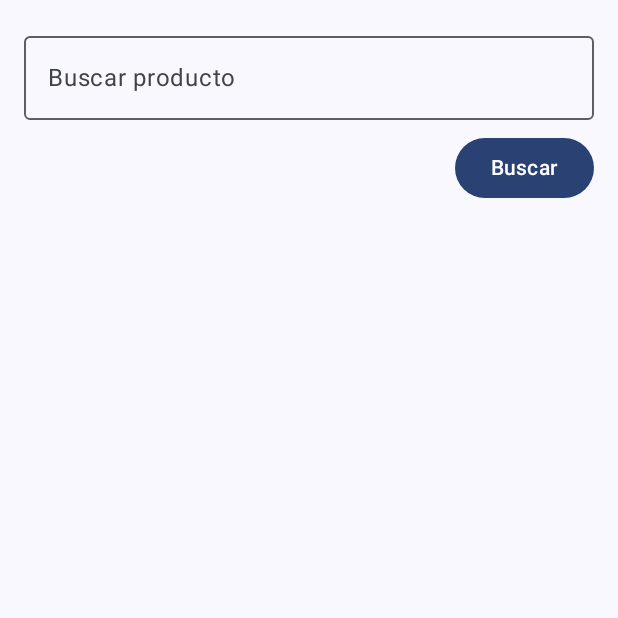
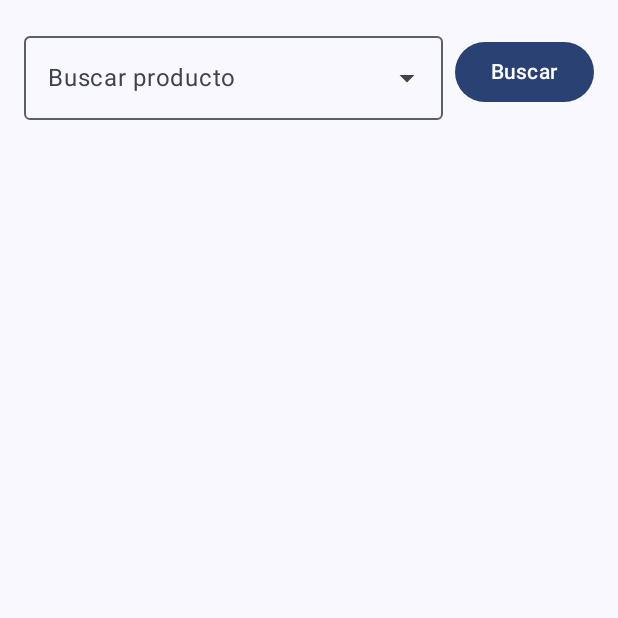
Before and after one commit to jazcprograming/gapsiChallenge, an Android app built with Jetpack Compose: the composable ProductScreen shown on its own in the app's theme, on a phone screen of 412 x 824 dp, the top half of it. Run offline under Robolectric (Android 15) with nearby library versions, the phone set to English and light mode, and no system bars; our stand-ins replace Dagger/Hilt's generated code; network calls fail; pictures from the network do not load.

Commit message:
fix(HistorySearch): Change Animated->Dropdown

```diff
--- a/app/src/main/java/com/educationalapplication/gapsichallenge/ui/screens/ProductScreen.kt
+++ b/app/src/main/java/com/educationalapplication/gapsichallenge/ui/screens/ProductScreen.kt
@@ -14,6 +14,11 @@ import androidx.compose.material3.Card
 import androidx.compose.material3.CardDefaults
 
 import androidx.compose.material3.Divider
+import androidx.compose.material3.DropdownMenu
+import androidx.compose.material3.DropdownMenuItem
+import androidx.compose.material3.ExperimentalMaterial3Api
+import androidx.compose.material3.ExposedDropdownMenuBox
+import androidx.compose.material3.ExposedDropdownMenuDefaults
 import androidx.compose.material3.MaterialTheme
 import androidx.compose.material3.OutlinedTextField
 import androidx.compose.material3.Text
@@ -31,6 +36,7 @@ import coil.compose.AsyncImage
 import com.educationalapplication.gapsichallenge.ui.screens.search.ProductUiState
 import com.educationalapplication.gapsichallenge.viewmodel.ProductViewModel
 
+@OptIn(ExperimentalMaterial3Api::class)
 @Composable
 fun ProductScreen(viewModel: ProductViewModel = hiltViewModel()) {
     val state by viewModel.state.collectAsState()
@@ -39,61 +45,73 @@ fun ProductScreen(viewModel: ProductViewModel = hiltViewModel()) {
     val focusManager = LocalFocusManager.current
 
     val isSearchFocused = remember { mutableStateOf(false) }
+
     var query by rememberSaveable { mutableStateOf("") }
-
+    var expanded by remember { mutableStateOf(false) }
     val recentSearches by viewModel.recentSearches.collectAsState()
 
     Column(modifier = Modifier
         .fillMaxSize()
         .padding(16.dp)) {
 
-        // 🔍 Barra de búsqueda
+        Row(){
+            ExposedDropdownMenuBox(
+                expanded = expanded && recentSearches.isNotEmpty(),
+                modifier = Modifier.weight(1f),
+                onExpandedChange = {
+                    expanded = it
+                }
+            ) {
                 OutlinedTextField(
                     value = query,
-            onValueChange = { query = it },
+                    onValueChange = {
+                        query = it
+                        expanded = true
+                    },
                     label = { Text("Buscar producto") },
                     modifier = Modifier
-                .fillMaxWidth()
-                .onFocusChanged { focusState ->
-                    isSearchFocused.value = focusState.isFocused
+                        .menuAnchor()
+                        .fillMaxWidth(),
+                    trailingIcon = {
+                        ExposedDropdownMenuDefaults.TrailingIcon(expanded = expanded)
                     },
-            singleLine = true
+                    colors = ExposedDropdownMenuDefaults.outlinedTextFieldColors()
                 )
-        AnimatedVisibility(visible = isSearchFocused.value && recentSearches.isNotEmpty()) {
-            Column(
-                modifier = Modifier
-                    .fillMaxWidth()
-                    .padding(top = 4.dp)
-                    .background(MaterialTheme.colorScheme.surface)
+
+                ExposedDropdownMenu(
+                    expanded = expanded && recentSearches.isNotEmpty(),
+                    onDismissRequest = {
+                        expanded = false
+                    }
                 ) {
                     recentSearches.forEach { search ->
-                    Text(
-                        text = search,
-                        modifier = Modifier
-                            .fillMaxWidth()
-                            .padding(8.dp)
-                            .clickable {
-                                focusManager.clearFocus()
+                        DropdownMenuItem(
+                            text = { Text(search) },
+                            onClick = {
                                 query = search
                                 viewModel.search(search, reset = true)
-                                focusManager.clearFocus() // Oculta el listado
+                                expanded = false
+                                focusManager.clearFocus()
                             }
                         )
                     }
                 }
             }
 
-        Spacer(modifier = Modifier.height(8.dp))
+            Spacer(modifier = Modifier.width(8.dp))
 
             Button(
                 onClick = {
                     focusManager.clearFocus()
                     viewModel.search(query.trim(), reset = true)
                 },
-            modifier = Modifier.align(Alignment.End)
+                modifier = Modifier.align(Alignment.CenterVertically)
             ) {
                 Text("Buscar")
             }
+        }
+
+
 
         Spacer(modifier = Modifier.height(16.dp))
 
```
Lines whose indentation alone changed are shown as unchanged.
